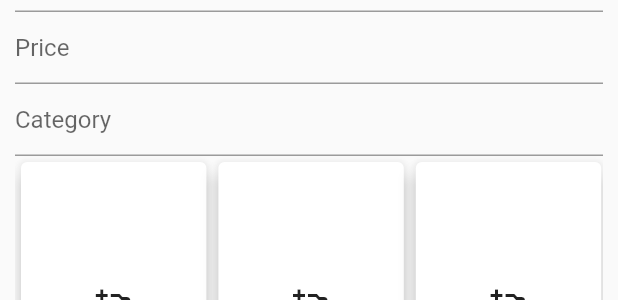
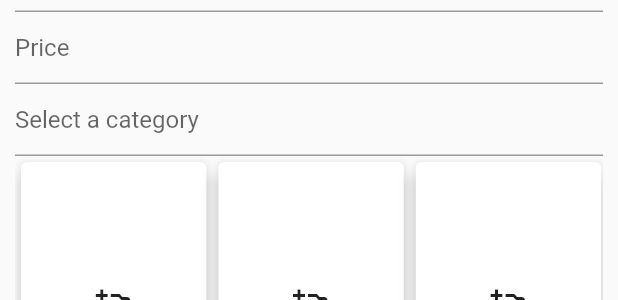
Before and after one commit to marian-bosnea/student_marketplace, a Flutter app: the AddPostPage widget shown alone on an empty page, opened directly, on a phone screen of 412 x 824 dp. Shown: the part 288-588 px from the top of the screen. Run offline on Flutter 3.47's test engine with Material 2 defaults, Android fonts, the light colour scheme and no system bars; drawn by our look-alikes of flutter_platform_widgets; our stand-ins replace dartz, equatable, flutter_bloc, get_it, image_picker and 2 more; missing offline and left inert: dart:ffi, drop_down_list; accounts and stored records are empty; network calls fail.

Commit message:
Worked on add post page

```diff
--- /dev/null
+++ b/student_marketplace_frontend/lib/features/domain/entities/product_category_entity.dart
@@ -0,0 +1,11 @@
+import 'package:equatable/equatable.dart';
+
+abstract class ProductCategoryEntity extends Equatable {
+  final int id;
+  final String name;
+
+  const ProductCategoryEntity({required this.id, required this.name});
+
+  @override
+  List<Object?> get props => [id, name];
+}
--- /dev/null
+++ b/student_marketplace_frontend/lib/features/domain/usecases/product_category/get_all_categories_usecase.dart
@@ -0,0 +1,32 @@
+import 'package:student_marketplace_frontend/core/error/failures.dart';
+import 'package:dartz/dartz.dart';
+import 'package:student_marketplace_frontend/core/usecases/usecase.dart';
+import 'package:student_marketplace_frontend/features/domain/entities/product_category_entity.dart';
+import 'package:student_marketplace_frontend/features/domain/repositories/product_category_repository.dart';
+
+import '../../repositories/auth_session_repository.dart';
+
+class GetAllCategoriesUsecase
+    extends Usecase<List<ProductCategoryEntity>, NoParams> {
+  final ProductCategoryRepository categoryRepository;
+  final AuthSessionRepository authRepository;
+
+  GetAllCategoriesUsecase(
+      {required this.authRepository, required this.categoryRepository});
+
+  @override
+  Future<Either<Failure, List<ProductCategoryEntity>>> call(
+      NoParams params) async {
+    final result = await authRepository.getCachedSession();
+    if (result is Left) return Left(UnauthenticatedFailure());
+
+    final session = (result as Right).value;
+    final postsResult =
+        await categoryRepository.fetchAllCategories(session.token);
+
+    if (postsResult is Left) return Left(NetworkFailure());
+    final posts = (postsResult as Right).value;
+
+    return Right(posts);
+  }
+}
--- a/student_marketplace_frontend/lib/features/presentation/add_post/add_post_cubit.dart
+++ b/student_marketplace_frontend/lib/features/presentation/add_post/add_post_cubit.dart
@@ -1,6 +1,65 @@
+import 'dart:ffi';
+import 'dart:typed_data';
+
+import 'package:dartz/dartz.dart';
 import 'package:flutter_bloc/flutter_bloc.dart';
+import 'package:http/http.dart';
+import 'package:image_picker/image_picker.dart';
+import 'package:student_marketplace_frontend/core/usecases/usecase.dart';
+import 'package:student_marketplace_frontend/features/domain/usecases/product_category/get_all_categories_usecase.dart';
 import 'package:student_marketplace_frontend/features/presentation/add_post/add_post_page_state.dart';
 
 class AddPostCubit extends Cubit<AddPostPageState> {
-  AddPostCubit() : super(const AddPostPageState());
+  final GetAllCategoriesUsecase getAllCategoriesUsecase;
+
+  AddPostCubit({required this.getAllCategoriesUsecase})
+      : super(const AddPostPageState());
+  AddPostPageState state = AddPostPageState();
+
+  Future<void> setTitleValue(String value) async {
+    state = state.copyWith(titleValue: value);
+  }
+
+  Future<void> setDescriptionValue(String value) async {
+    state = state.copyWith(descriptionValue: value);
+  }
+
+  Future<void> setPriceValue(String value) async {
+    state = state.copyWith(price: value);
+  }
+
+  Future<void> setPhotos() async {
+    final ImagePicker imagePicker = ImagePicker();
+    List<Uint8List> imageFileList = [];
+    final List<XFile> selectedImages = await imagePicker.pickMultiImage();
+    if (selectedImages.isNotEmpty) {
+      for (var img in selectedImages) {
+        final bytes = await img.readAsBytes();
+        imageFileList.add(bytes);
+      }
+    }
+
+    List<Uint8List> previousImages = [];
+    previousImages.addAll(state.images);
+    previousImages.addAll(imageFileList);
+
+    state = state.copyWith(images: previousImages);
+    emit(state);
+  }
+
+  Future<void> uploadPost() async {}
+
+  Future<void> setCategoryValue(String categoryId) async {
+    state = state.copyWith(categoryId: categoryId);
+  }
+
+  Future<void> fetchAllCategories() async {
+    final result = await getAllCategoriesUsecase(NoParams());
+    if (result is Left) return;
+
+    final categories = (result as Right).value;
+
+    state = state.copyWith(categories: categories);
+    emit(state);
+  }
 }
--- a/student_marketplace_frontend/lib/features/presentation/add_post/add_post_page.dart
+++ b/student_marketplace_frontend/lib/features/presentation/add_post/add_post_page.dart
@@ -1,31 +1,49 @@
+import 'package:drop_down_list/drop_down_list.dart';
+import 'package:drop_down_list/model/selected_list_item.dart';
+import 'package:flutter/foundation.dart';
 import 'package:flutter/material.dart';
-import 'package:flutter/src/widgets/framework.dart';
-import 'package:flutter/src/widgets/placeholder.dart';
+import 'package:flutter_bloc/flutter_bloc.dart';
 import 'package:flutter_platform_widgets/flutter_platform_widgets.dart';
+import 'package:student_marketplace_frontend/features/presentation/add_post/add_post_cubit.dart';
+import 'package:student_marketplace_frontend/features/presentation/add_post/add_post_page_state.dart';
+
+import '../register/register_page_state.dart';
 
 class AddPostPage extends StatelessWidget {
-  const AddPostPage({super.key});
+  AddPostPage({super.key});
+
+  final _categoryTextfieldController = TextEditingController();
 
   @override
   Widget build(BuildContext context) {
+    BlocProvider.of<AddPostCubit>(context).fetchAllCategories();
+
+    return BlocBuilder<AddPostCubit, AddPostPageState>(
+      builder: (context, state) {
         return Material(
           child: Container(
             padding: const EdgeInsets.all(10),
             height: MediaQuery.of(context).size.height * 0.6,
-        child:
-            Column(mainAxisAlignment: MainAxisAlignment.spaceAround, children: [
+            child: Column(
+                mainAxisAlignment: MainAxisAlignment.spaceAround,
+                children: [
                   const Text(
                     'Sell an item on Marketplace',
                     style: TextStyle(fontSize: 20),
                   ),
                   PlatformTextField(
                     hintText: 'Title',
+                    onChanged: (text) => BlocProvider.of<AddPostCubit>(context)
+                        .setTitleValue(text),
                     cupertino: (context, platform) =>
-                _personalInfoCupertinoTextDataField(context, 0, Icons.title),
+                        _personalInfoCupertinoTextDataField(
+                            context, 0, Icons.title),
                   ),
                   PlatformTextField(
                     hintText: 'Description',
                     maxLines: 5,
+                    onChanged: (text) => BlocProvider.of<AddPostCubit>(context)
+                        .setDescriptionValue(text),
                     cupertino: (context, platform) =>
                         _personalInfoCupertinoTextDataField(
                             context, 1, Icons.description),
@@ -33,47 +51,64 @@ class AddPostPage extends StatelessWidget {
                   PlatformTextField(
                     hintText: 'Price',
                     maxLines: 1,
+                    onChanged: (text) => BlocProvider.of<AddPostCubit>(context)
+                        .setPriceValue(text),
                     cupertino: (context, platform) =>
                         _personalInfoCupertinoTextDataField(
                             context, 2, Icons.price_change),
                   ),
                   PlatformTextField(
-            hintText: 'Category',
+                    readOnly: true,
+                    hintText: 'Select a category',
+                    controller: _categoryTextfieldController,
+                    onTap: () => _openDrowDownFacultiesList(state, context),
                     cupertino: (context, platform) =>
-                _personalInfoCupertinoTextDataField(context, 3, Icons.category),
+                        _personalInfoCupertinoTextDataField(
+                            context, 3, Icons.category),
                   ),
                   SizedBox(
                     height: 200,
                     child: ListView(
                       scrollDirection: Axis.horizontal,
                       children: [
-                Card(
+                        GestureDetector(
+                          onTap: () => BlocProvider.of<AddPostCubit>(context)
+                              .setPhotos(),
+                          child: Card(
                             elevation: 5,
                             child: SizedBox(
                                 width: MediaQuery.of(context).size.width * 0.3,
                                 height: 100,
-                      child: const Icon(Icons.add_a_photo_outlined)),
+                                child: state.images.length >= 1
+                                    ? Image.memory(state.images[0])
+                                    : const Icon(Icons.add_a_photo_outlined)),
                           ),
-                Card(
+                        ),
+                        GestureDetector(
+                          onTap: () => BlocProvider.of<AddPostCubit>(context)
+                              .setPhotos(),
+                          child: Card(
                             elevation: 5,
                             child: SizedBox(
                                 width: MediaQuery.of(context).size.width * 0.3,
                                 height: 100,
-                      child: const Icon(Icons.add_a_photo_outlined)),
+                                child: state.images.length >= 2
+                                    ? Image.memory(state.images[1])
+                                    : const Icon(Icons.add_a_photo_outlined)),
                           ),
-                Card(
+                        ),
+                        GestureDetector(
+                          onTap: () => BlocProvider.of<AddPostCubit>(context)
+                              .setPhotos(),
+                          child: Card(
                             elevation: 5,
                             child: SizedBox(
                                 width: MediaQuery.of(context).size.width * 0.3,
                                 height: 100,
-                      child: const Icon(Icons.add_a_photo_outlined)),
+                                child: state.images.length >= 3
+                                    ? Image.memory(state.images[2])
+                                    : const Icon(Icons.add_a_photo_outlined)),
                           ),
-                Card(
-                  elevation: 5,
-                  child: SizedBox(
-                      width: MediaQuery.of(context).size.width * 0.3,
-                      height: 100,
-                      child: const Icon(Icons.add_a_photo_outlined)),
                         ),
                       ],
                     ),
@@ -81,6 +116,49 @@ class AddPostPage extends StatelessWidget {
                 ]),
           ),
         );
+      },
+    );
+  }
+
+  void _openDrowDownFacultiesList(
+      AddPostPageState state, BuildContext context) {
+    DropDownState(
+      DropDown(
+        bottomSheetTitle: const Text(
+          'Categories',
+          style: TextStyle(
+            fontWeight: FontWeight.bold,
+            fontSize: 20.0,
+          ),
+        ),
+        submitButtonChild: const Text(
+          'Done',
+          style: TextStyle(
+            fontSize: 16,
+            fontWeight: FontWeight.bold,
+          ),
+        ),
+        data: _getListItemsData(state),
+        selectedItems: (List<dynamic> selectedList) {
+          final item = selectedList.first as SelectedListItem;
+          BlocProvider.of<AddPostCubit>(context)
+              .setCategoryValue(item.value!)
+              .then((value) {
+            _categoryTextfieldController.text = item.name;
+          });
+        },
+        enableMultipleSelection: false,
+      ),
+    ).showModal(context);
+  }
+
+  List<SelectedListItem> _getListItemsData(AddPostPageState state) {
+    List<SelectedListItem> items = [];
+    for (var c in state.categories) {
+      items.add(
+          SelectedListItem(name: c.name.toString(), value: c.id.toString()));
+    }
+    return items;
   }
 
   CupertinoTextFieldData _personalInfoCupertinoTextDataField(
--- a/student_marketplace_frontend/lib/features/presentation/add_post/add_post_page_state.dart
+++ b/student_marketplace_frontend/lib/features/presentation/add_post/add_post_page_state.dart
@@ -1,6 +1,7 @@
 import 'dart:typed_data';
 
 import 'package:equatable/equatable.dart';
+import 'package:student_marketplace_frontend/features/domain/entities/product_category_entity.dart';
 
 enum AddPostPageStatus { initial, submittind, submittedSuccesfully }
 
@@ -9,29 +10,47 @@ class AddPostPageState extends Equatable {
   final String descriptionValue;
   final String categoryId;
   final String price;
+  final List<ProductCategoryEntity> categories;
   final List<Uint8List> images;
 
+  final AddPostPageStatus status;
   const AddPostPageState(
       {this.titleValue = '',
       this.descriptionValue = '',
       this.categoryId = '',
       this.price = '',
-      this.images = const []});
+      this.images = const [],
+      this.categories = const [],
+      this.status = AddPostPageStatus.initial});
 
-  AddPostPageState copyWith(
-      {String? titleValue,
+  AddPostPageState copyWith({
+    String? titleValue,
     String? descriptionValue,
     String? categoryId,
     String? price,
-      List<Uint8List>? images}) {
+    List<ProductCategoryEntity>? categories,
+    List<Uint8List>? images,
+    AddPostPageStatus? status,
+  }) {
     return AddPostPageState(
       titleValue: titleValue ?? this.titleValue,
       descriptionValue: descriptionValue ?? this.descriptionValue,
       categoryId: categoryId ?? this.categoryId,
       price: price ?? this.price,
-        images: images ?? this.images);
+      images: images ?? this.images,
+      categories: categories ?? this.categories,
+      status: status ?? this.status,
+    );
   }
 
   @override
-  List<Object?> get props => [];
+  List<Object?> get props => [
+        titleValue,
+        descriptionValue,
+        categoryId,
+        price,
+        images,
+        categories,
+        status
+      ];
 }
--- a/student_marketplace_frontend/lib/features/presentation/home/home_page.dart
+++ b/student_marketplace_frontend/lib/features/presentation/home/home_page.dart
@@ -73,7 +73,7 @@ class HomePage extends StatelessWidget {
           child: Text("Search Page"),
         );
       case HomePageStatus.addPost:
-        return const AddPostPage();
+        return AddPostPage();
       case HomePageStatus.profile:
         return ProfilePage();
       case HomePageStatus.settings:
--- a/student_marketplace_frontend/lib/features/presentation/register/register_cubit.dart
+++ b/student_marketplace_frontend/lib/features/presentation/register/register_cubit.dart
@@ -160,7 +160,6 @@ class RegisterCubit extends Cubit<RegisterPageState> {
         secondaryLastName: state.secondLastNameValue,
         facultyName: state.selectedFacultyId,
         avatarImage: state.avatarImage);
-    print(m.toJson().toString());
     final result = await signUpUsecase(UserParam(user: m));
 
     final success = result.getOrElse(() => false);
```
Also changed, not shown: student_marketplace_frontend/lib/core/injection_container.dart (+13 -1 lines), student_marketplace_frontend/lib/core/services/http_interface.dart (+25 -0 lines), student_marketplace_frontend/lib/features/data/data_sources/contracts/product_category_remote_data_source.dart (added, +9 -0 lines), student_marketplace_frontend/lib/features/data/data_sources/implementations/product_category_remote_data_source_impl.dart (added, +21 -0 lines), student_marketplace_frontend/lib/features/data/models/product_category_model.dart (added, +12 -0 lines), student_marketplace_frontend/lib/features/data/repositories/product_category_repistory_impl.dart (added, +16 -0 lines), student_marketplace_frontend/lib/features/domain/repositories/product_category_repository.dart (added, +9 -0 lines). Lines whose indentation alone changed are shown as unchanged.
